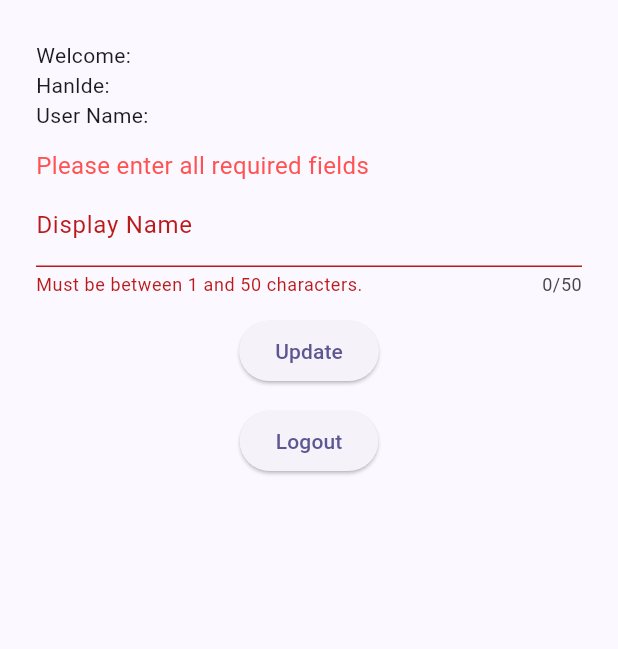
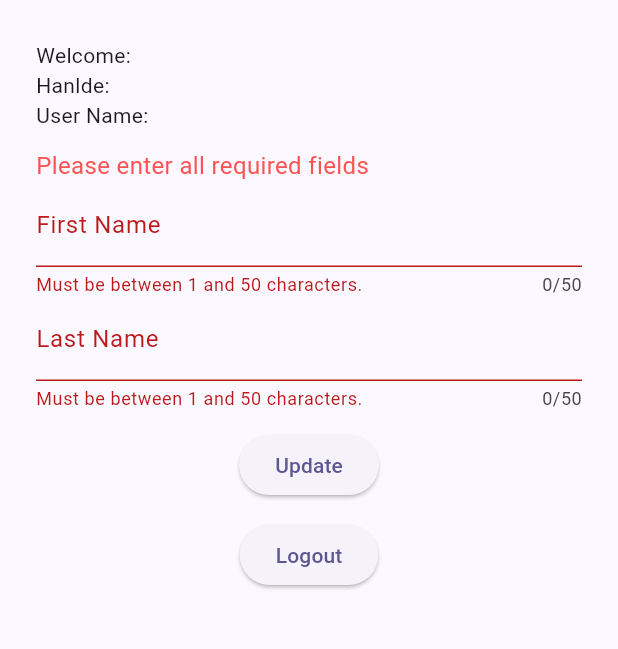
Before and after one commit to Cosync/AppKey-FlutterDemo, a Flutter app: the ProfileScreen screen opened directly, after a tap on "Update", on a phone screen of 412 x 824 dp, the part 468-1117 px from its top. Run offline on Flutter 3.47's test engine with Material 3 defaults, Android fonts, the phone set to English and light mode, and no system bars; our stand-ins replace flutter_riverpod, google_sign_in, sign_in_with_apple; missing offline and left inert: appkey_webauthn_flutter.

Commit message:
removed display name

```diff
--- a/lib/providers/app_provider.dart
+++ b/lib/providers/app_provider.dart
@@ -24,7 +24,7 @@ final appProvider = StateNotifierProvider < AppNotifier, AppModel> (
 
 class UserNotifier extends StateNotifier <UserModel> {
 
-  UserNotifier() : super(   UserModel(handle: "", displayName: "", status: "", appUserId: "", appId: "", authenticators: [], locale: "", loginProvider: "", accessToken: ""));
+  UserNotifier() : super(   UserModel(handle: "", firstName: "", lastName: "", status: "", appUserId: "", appId: "", authenticators: [], locale: "", loginProvider: "", accessToken: ""));
 
   void addUser(UserModel user){
     state = user;
@@ -41,7 +41,7 @@ class UserNotifier extends StateNotifier <UserModel> {
 
 
   void logout(){
-    state = UserModel(handle: "", displayName: "", status: "", appUserId: "", appId: "", authenticators: [], locale: "", loginProvider: "", accessToken: "");
+    state = UserModel(handle: "", firstName: "", lastName: "", status: "", appUserId: "", appId: "", authenticators: [], locale: "", loginProvider: "", accessToken: "");
   }
 
 }
--- a/lib/screens/profile_screen.dart
+++ b/lib/screens/profile_screen.dart
@@ -27,7 +27,8 @@ class _ProfileScreen extends ConsumerState<ProfileScreen> {
   var _errorMessage = '';
   var _isSending = false;
   var _enteredUsername = '';
-  var _enteredName = '';
+  var _enteredFirstName = '';
+  var _enteredLastName = '';
   final _formKey = GlobalKey<FormState>();
 
 
@@ -58,10 +59,11 @@ class _ProfileScreen extends ConsumerState<ProfileScreen> {
         }
       }
 
-      if(_enteredName != user.displayName){
-        final updated = await AuthService.updateProfile(_enteredName, user.accessToken);
+      if(_enteredFirstName != user.firstName || _enteredLastName != user.lastName){
+        final updated = await AuthService.updateProfile(_enteredFirstName, _enteredLastName, user.accessToken);
         if(updated) {
-          ref.read(userProvider.notifier).updateUser('displayName', _enteredName);
+          ref.read(userProvider.notifier).updateUser('firstName', _enteredFirstName);
+          ref.read(userProvider.notifier).updateUser('lastName', _enteredLastName);
         }
       }
 
@@ -129,10 +131,10 @@ class _ProfileScreen extends ConsumerState<ProfileScreen> {
               child: Column(
               children: [
                 TextFormField(
-                  initialValue: user.displayName,
+                  initialValue: user.firstName,
                   maxLength: 50,
                   decoration: const InputDecoration(
-                    label: Text('Display Name'),
+                    label: Text('First Name'),
                   ),
                   validator: (value) {
                     if (value == null ||
@@ -144,7 +146,27 @@ class _ProfileScreen extends ConsumerState<ProfileScreen> {
                     return null;
                   },
                   onSaved: (value) {
-                    _enteredName = value!;
+                    _enteredFirstName = value!;
+                  },
+                ),
+
+                TextFormField(
+                  initialValue: user.lastName,
+                  maxLength: 50,
+                  decoration: const InputDecoration(
+                    label: Text('Last Name'),
+                  ),
+                  validator: (value) {
+                    if (value == null ||
+                        value.isEmpty ||
+                        value.trim().length <= 1 ||
+                        value.trim().length > 50) {
+                      return 'Must be between 1 and 50 characters.';
+                    }
+                    return null;
+                  },
+                  onSaved: (value) {
+                    _enteredLastName = value!;
                   },
                 ),
 
```
Also changed, not shown: lib/screens/signup_screen.dart (+24 -4 lines).
